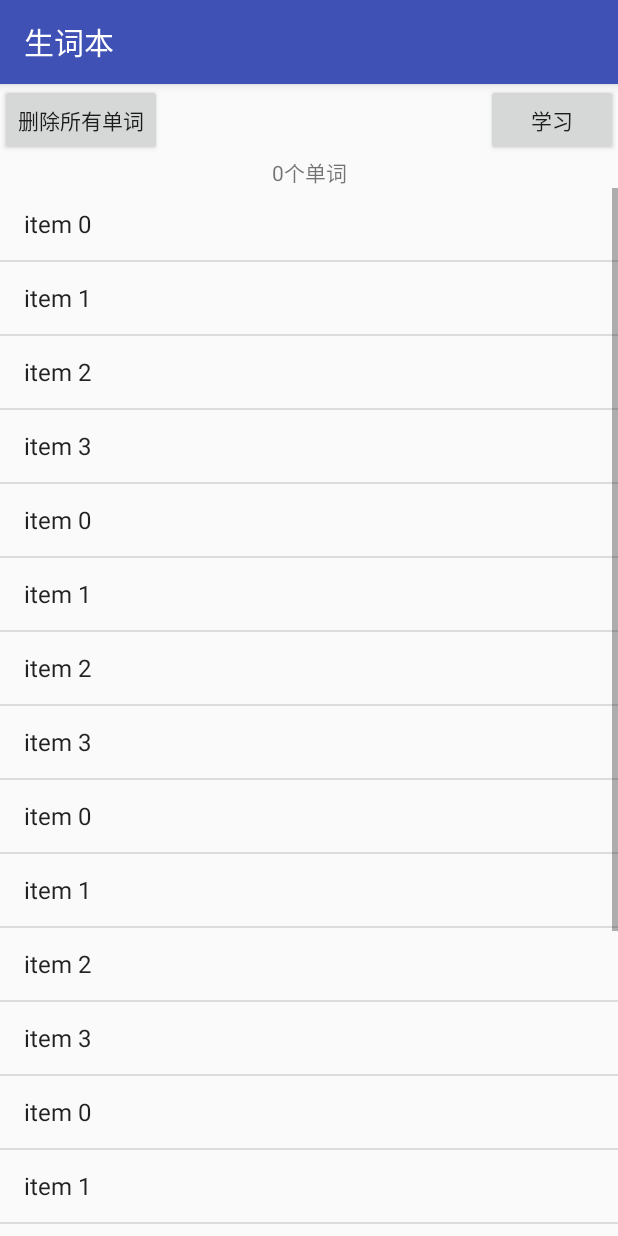
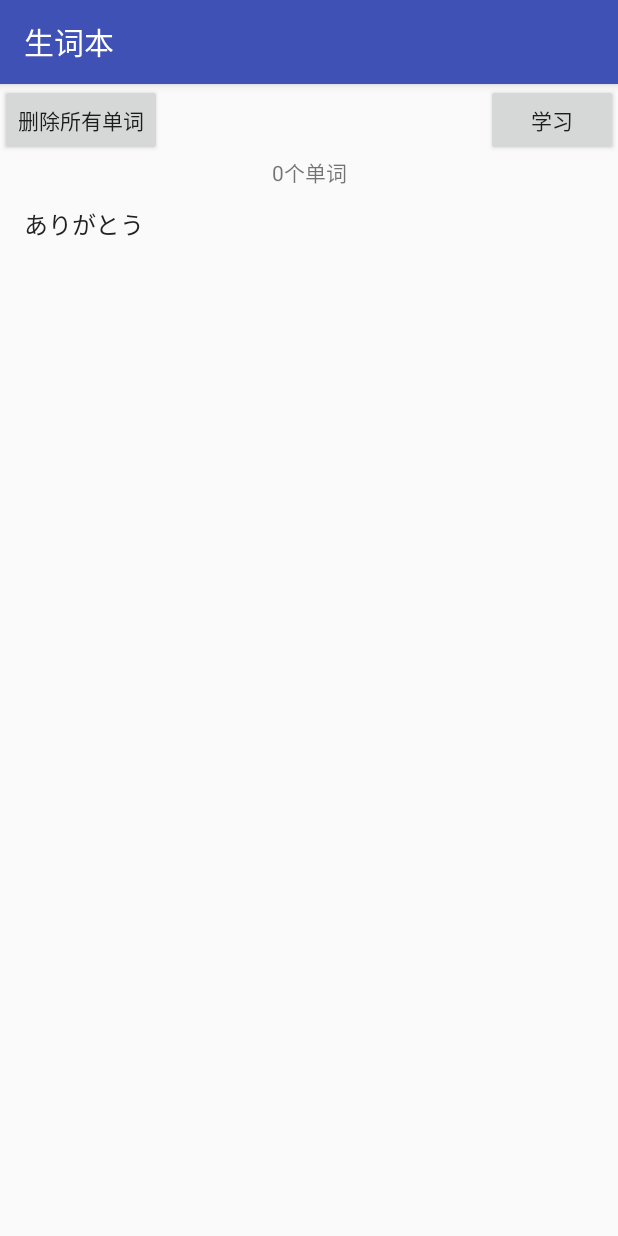
Before and after one commit to SPA-SPA-SPA/French_APP, an Android app: the screen it shows after launch (WordListActivity), after a tap on "生词本", on a phone screen of 412 x 824 dp. Run offline under Robolectric (Android 15) with nearby library versions, the phone set to English and light mode, and no system bars.

Commit message:
just wanna

```diff
--- a/app/src/main/java/com/example/arthurlai/ever/EverDatabaseHelper.java
+++ b/app/src/main/java/com/example/arthurlai/ever/EverDatabaseHelper.java
@@ -24,14 +24,14 @@ class EverDatabaseHelper extends SQLiteOpenHelper {
     public void onCreate(SQLiteDatabase db) {
         // 创建了一个WORDS表
         db.execSQL("CREATE TABLE WORDS ("
-                + "_id INTERGER PRIMARY KEY AUTOINCREMENT,"
+                + "_id INTEGER PRIMARY KEY AUTOINCREMENT,"
                 + "Text_word TEXT,"
                 + "Text_change TEXT,"
                 + "Text_pronounces TEXT,"
                 + "Text_trans TEXT);"
         );
         // 输入例子
-        insertWord(db, "ありがとう", "", "[ありがとう] [arigatou] ②",
+        insertWord(db, "ありがとう", null, "[ありがとう] [arigatou] ②",
                 "【感叹词】 1.谢谢。");
     }
 
--- a/app/src/main/java/com/example/arthurlai/ever/WordListActivity.java
+++ b/app/src/main/java/com/example/arthurlai/ever/WordListActivity.java
@@ -1,13 +1,69 @@
 package com.example.arthurlai.ever;
 
+import android.database.Cursor;
+import android.database.SQLException;
+import android.database.sqlite.SQLiteDatabase;
+import android.database.sqlite.SQLiteOpenHelper;
+import android.os.AsyncTask;
 import android.support.v7.app.AppCompatActivity;
 import android.os.Bundle;
+import android.widget.CursorAdapter;
+import android.widget.ListView;
+import android.widget.SimpleCursorAdapter;
+import android.widget.Toast;
 
 public class WordListActivity extends AppCompatActivity {
+    private SQLiteDatabase db;
+    private Cursor cursor;
 
     @Override
     protected void onCreate(Bundle savedInstanceState) {
         super.onCreate(savedInstanceState);
         setContentView(R.layout.activity_word_list);
+        new GetWordList().execute();
+    }
+
+    @Override
+    public void onDestroy(){
+        super.onDestroy();
+        cursor.close();
+        db.close();
+    }
+
+    // Inner class to get wordlist
+    private class GetWordList extends AsyncTask {
+        protected void onPreExecute() {
+
+        }
+
+        @Override
+        protected Boolean doInBackground(Object[] objects) {
+            ListView listView = (ListView)findViewById(R.id.List_Words);
+            try {
+                SQLiteOpenHelper EverDatabaseHelper = new EverDatabaseHelper(WordListActivity.this);
+                db = EverDatabaseHelper.getReadableDatabase();
+
+                cursor = db.query("WORDS",
+                        new String[]{"_id", "Text_word"},
+                        null, null, null, null, null);
+                CursorAdapter listAdapter = new SimpleCursorAdapter(WordListActivity.this,
+                        android.R.layout.simple_list_item_1,
+                        cursor,
+                        new String[]{"Text_word"},
+                        new int[]{android.R.id.text1},
+                        0);
+                listView.setAdapter(listAdapter);
+                return true;
+            } catch(SQLException e) {
+                return false;
+            }
+        }
+
+        protected void onPostExecute(Boolean success) {
+            if (!success) {
+                Toast toast = Toast.makeText(WordListActivity.this, "EverDataBase unavailable", Toast.LENGTH_SHORT);
+                toast.show();
+            }
+        }
     }
 }
--- a/app/src/main/res/layout/activity_word_list.xml
+++ b/app/src/main/res/layout/activity_word_list.xml
@@ -50,7 +50,7 @@
         android:id="@+id/List_Words"
         android:layout_width="wrap_content"
         android:layout_height="wrap_content"
-        android:entries="@array/examples">
+        >
 
     </ListView>
 
```
